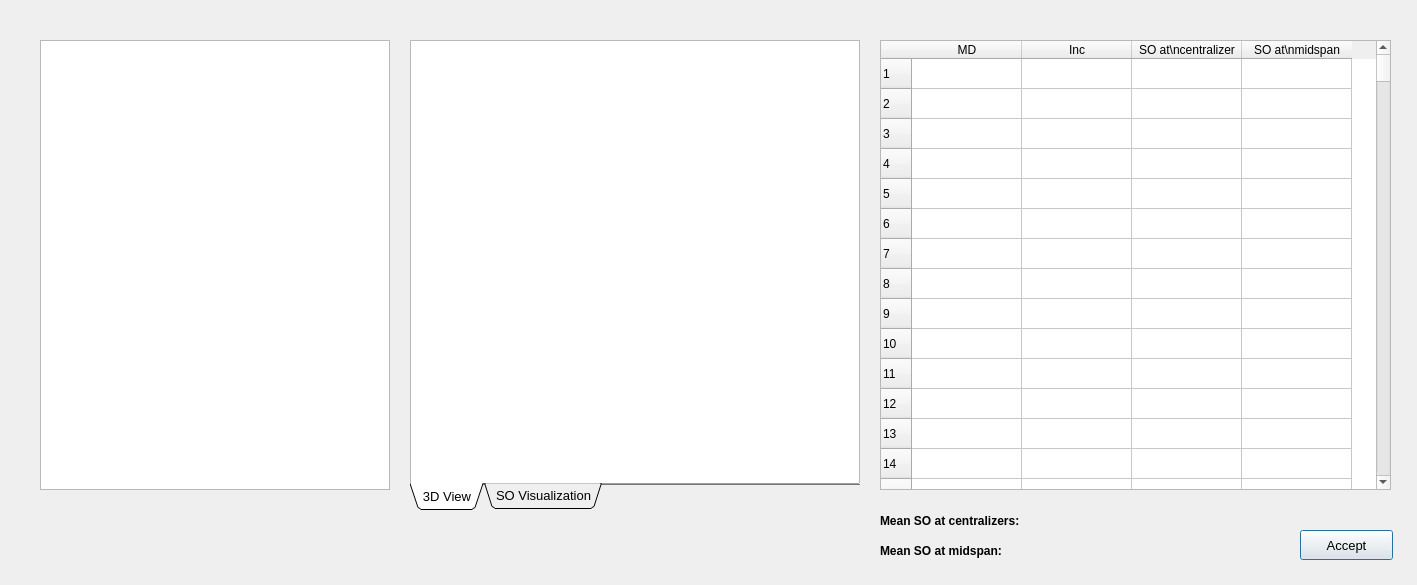
Old version of the form LocationSetup_Vst.ui in the repository Ivanfdezr/CentralSoftware.
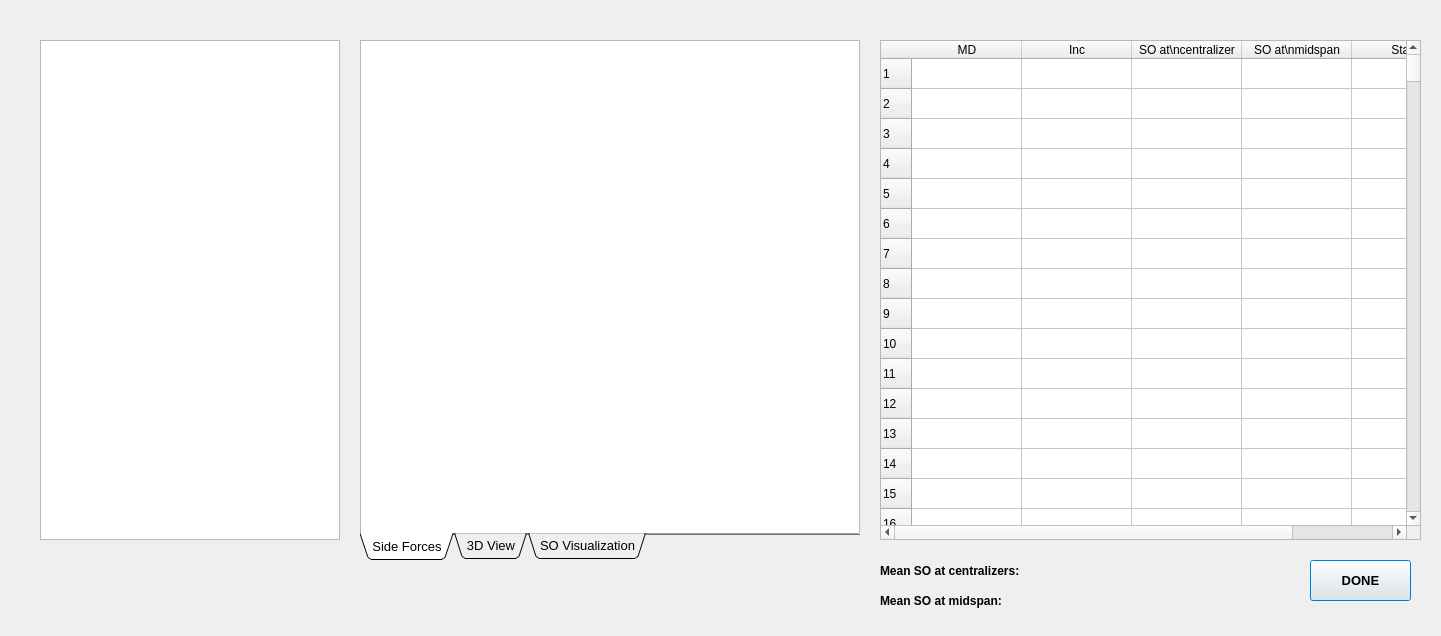
New version of the form. Custom widgets are drawn as their Qt base class.

```diff
--- a/LocationSetup_Vst.ui
+++ b/LocationSetup_Vst.ui
@@ -6,8 +6,8 @@
    <rect>
     <x>0</x>
     <y>0</y>
-    <width>1417</width>
-    <height>585</height>
+    <width>1441</width>
+    <height>636</height>
    </rect>
   </property>
   <property name="windowTitle">
@@ -21,8 +21,8 @@
     <rect>
      <x>40</x>
      <y>40</y>
-     <width>350</width>
-     <height>450</height>
+     <width>300</width>
+     <height>500</height>
     </rect>
    </property>
   </widget>
@@ -31,15 +31,15 @@
     <rect>
      <x>880</x>
      <y>40</y>
-     <width>511</width>
-     <height>450</height>
+     <width>541</width>
+     <height>500</height>
     </rect>
    </property>
    <property name="rowCount">
     <number>1000</number>
    </property>
    <property name="columnCount">
-    <number>4</number>
+    <number>5</number>
    </property>
    <attribute name="horizontalHeaderDefaultSectionSize">
     <number>110</number>
@@ -1067,32 +1067,39 @@
      <string>SO at\nmidspan</string>
     </property>
    </column>
+   <column>
+    <property name="text">
+     <string>Stage</string>
+    </property>
+   </column>
   </widget>
   <widget class="QPushButton" name="lsAccept_pushButton">
    <property name="geometry">
     <rect>
-     <x>1300</x>
-     <y>530</y>
-     <width>93</width>
-     <height>30</height>
+     <x>1310</x>
+     <y>560</y>
+     <width>101</width>
+     <height>41</height>
     </rect>
    </property>
    <property name="font">
     <font>
      <pointsize>10</pointsize>
+     <weight>75</weight>
+     <bold>true</bold>
     </font>
    </property>
    <property name="text">
-    <string>Accept</string>
+    <string>DONE</string>
    </property>
   </widget>
   <widget class="QTabWidget" name="tabWidget">
    <property name="geometry">
     <rect>
-     <x>410</x>
+     <x>360</x>
      <y>40</y>
-     <width>450</width>
-     <height>470</height>
+     <width>500</width>
+     <height>520</height>
     </rect>
    </property>
    <property name="font">
@@ -1126,6 +1133,21 @@
    <property name="tabsClosable">
     <bool>false</bool>
    </property>
+   <widget class="QWidget" name="tab_3">
+    <attribute name="title">
+     <string>Side Forces</string>
+    </attribute>
+    <widget class="MatplotlibWidget" name="lsSideForces_graphicsView">
+     <property name="geometry">
+      <rect>
+       <x>0</x>
+       <y>0</y>
+       <width>500</width>
+       <height>500</height>
+      </rect>
+     </property>
+    </widget>
+   </widget>
    <widget class="QWidget" name="tab">
     <attribute name="title">
      <string>3D View</string>
@@ -1135,8 +1157,8 @@
       <rect>
        <x>0</x>
        <y>0</y>
-       <width>450</width>
-       <height>450</height>
+       <width>500</width>
+       <height>500</height>
       </rect>
      </property>
     </widget>
@@ -1161,7 +1183,7 @@
    <property name="geometry">
     <rect>
      <x>880</x>
-     <y>510</y>
+     <y>560</y>
      <width>331</width>
      <height>21</height>
     </rect>
@@ -1181,7 +1203,7 @@
    <property name="geometry">
     <rect>
      <x>880</x>
-     <y>540</y>
+     <y>590</y>
      <width>331</width>
      <height>21</height>
     </rect>
```
Left out of the diff: 4 changed lines with no effect on the pictures.
